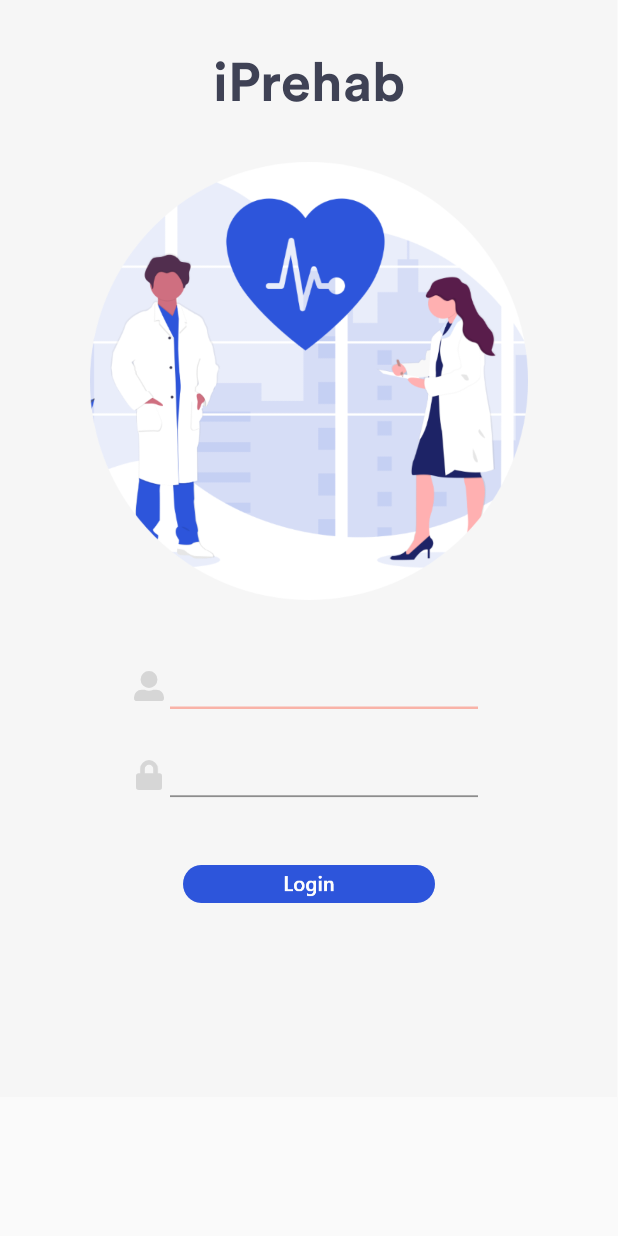
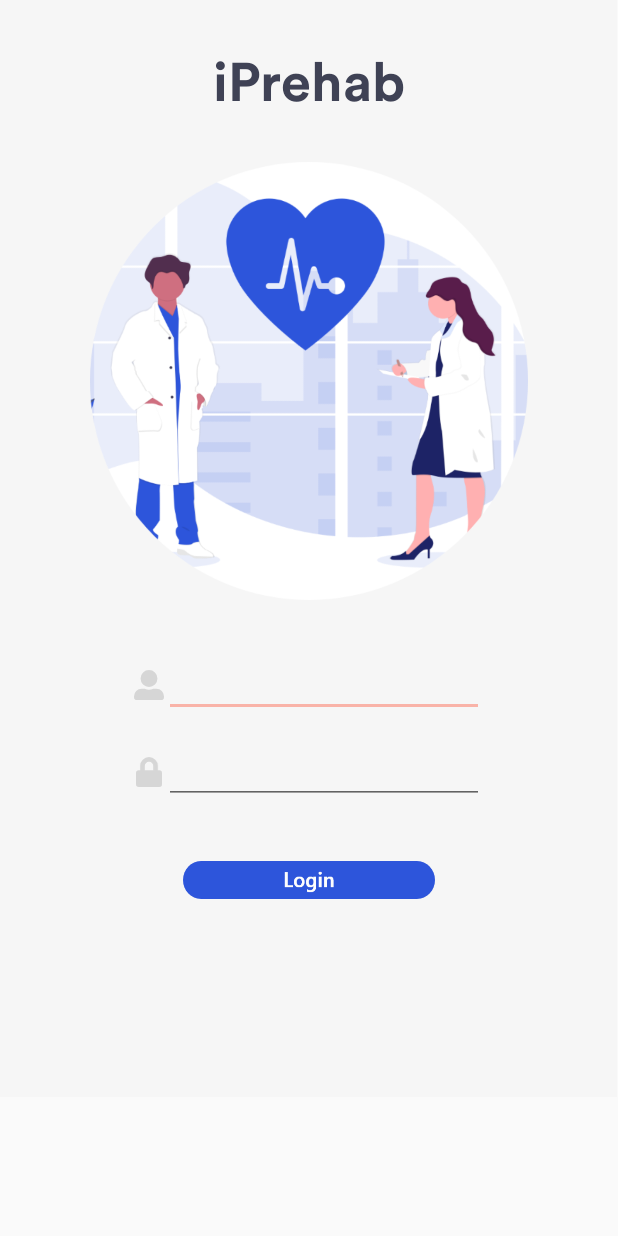
Before and after one commit to isilaen/COVIDAvengers, an Android app: the screen it shows after launch (MainActivity), on a phone screen of 412 x 824 dp. Run offline under Robolectric (Android 15) with nearby library versions, the phone set to English and light mode, and no system bars.

Commit message:
edit text login works

```diff
--- a/app/src/main/res/layout/activity_main.xml
+++ b/app/src/main/res/layout/activity_main.xml
@@ -63,13 +63,13 @@
 
             <EditText
                 android:id="@+id/userNameEditText"
-                android:layout_width="wrap_content"
-                android:layout_height="20dp"
-                android:layout_marginTop="24dp"
-                android:contentDescription="username"
+                android:layout_width="match_parent"
+                android:layout_height="wrap_content"
+                android:textColor="@color/colorPrimaryDark"
+                android:fontFamily="@font/fonts"
                 android:ems="10"
                 android:inputType="textPersonName"
-                android:textAlignment="center" />
+                android:text="" />
 
         </LinearLayout>
 
@@ -91,13 +91,13 @@
 
             <EditText
                 android:id="@+id/passwordEditText"
-                android:layout_width="wrap_content"
-                android:layout_height="20dp"
-                android:layout_marginTop="24dp"
-                android:contentDescription="password"
+                android:layout_width="match_parent"
+                android:layout_height="wrap_content"
+                android:textColor="@color/colorPrimaryDark"
+                android:fontFamily="@font/fonts"
                 android:ems="10"
                 android:inputType="textPassword"
-                android:textAlignment="center" />
+                android:text="" />
 
         </LinearLayout>
 
```
